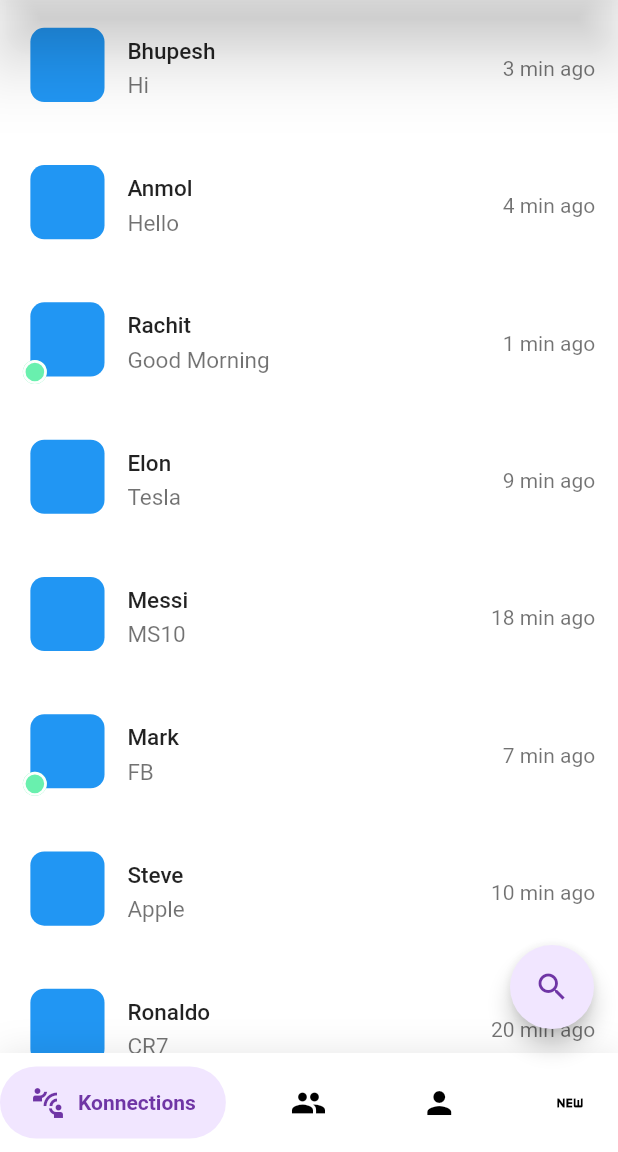
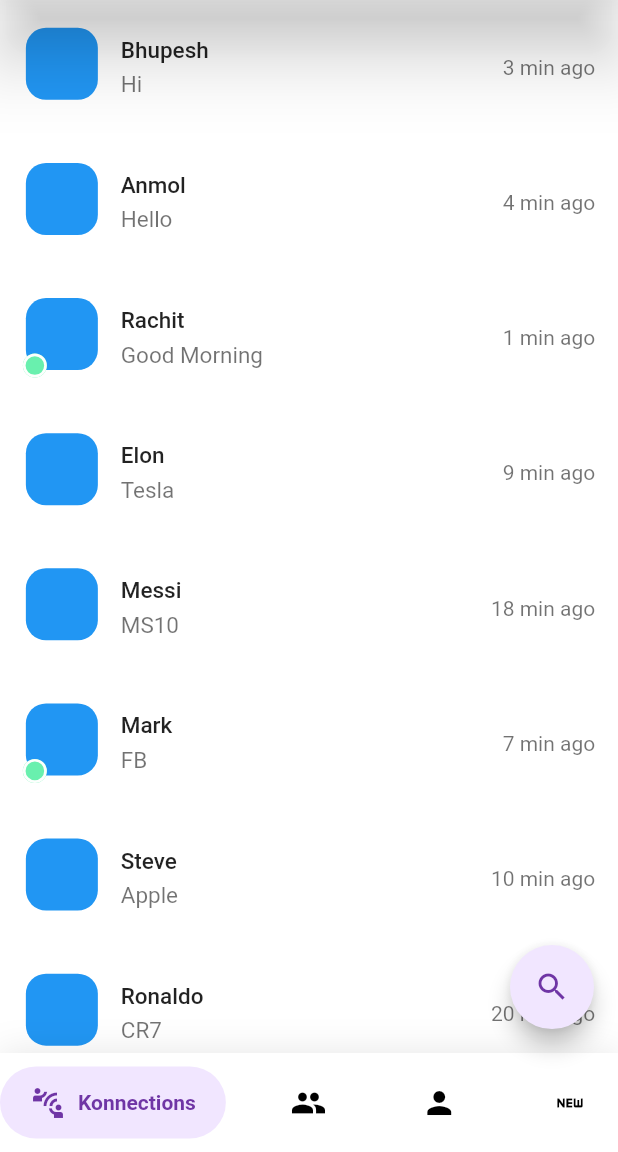
Before and after one commit to Bhupesh2001/k_on_net, a Flutter app: the screen it shows after launch, on a phone screen of 412 x 824 dp, the part 84-1236 px from its top. Run offline on Flutter 3.47's test engine with Material 2 defaults, Android fonts, the phone set to English and light mode, and no system bars; drawn by our look-alikes of google_nav_bar; our stand-ins replace animated_text_kit, cloud_firestore, firebase_auth, firebase_core, flutter_svg, fluttertoast and 1 more; accounts and stored records are empty.

```diff
--- a/lib/Screens/chatRoom/components/chat_card.dart
+++ b/lib/Screens/chatRoom/components/chat_card.dart
@@ -24,9 +24,12 @@ class ChatCard extends StatelessWidget {
           children: [
             Stack(
               children: [
-                Padding(
-                  padding: const EdgeInsets.only(left: 5.0, bottom: 5),
-                  child: ProfileImage(),
+                Hero(
+                  tag: 'profileImage',
+                  child: Padding(
+                    padding: const EdgeInsets.only(left: 2.0, bottom: 5),
+                    child: ProfileImage(),
+                  ),
                 ),
                 if (chat.isActive)
                   Positioned(
--- a/lib/Screens/components/profileImage.dart
+++ b/lib/Screens/components/profileImage.dart
@@ -3,20 +3,18 @@ import 'package:flutter/material.dart';
 class ProfileImage extends StatelessWidget {
   final Image image;
   final double edgeLength; // should be between 0 and 1
-  const ProfileImage({Key key, this.image, this.edgeLength = 0.12})
+  const ProfileImage({Key key, this.image, this.edgeLength = 48})
       : super(key: key);
   @override
   Widget build(BuildContext context) {
-    Size size = MediaQuery.of(context).size;
     return Container(
       child: image,
-      height: size.width * edgeLength,
-      width: size.width * edgeLength,
+      height: edgeLength,
+      width: edgeLength,
       decoration: BoxDecoration(
           color: Colors.blue,
           shape: BoxShape.rectangle,
-          borderRadius:
-              BorderRadius.all(Radius.circular(size.width * 0.09 / 4))),
+          borderRadius: BorderRadius.all(Radius.circular(edgeLength * 0.28))),
     );
   }
 }
```
Also changed, not shown: lib/Screens/Welcome/welcome_screen.dart (+0 -8 lines), lib/Screens/messaging/components/messagingAppBar.dart (+8 -4 lines), lib/Screens/messaging/messageScreen.dart (+6 -1 lines), lib/components/rounded_button.dart (+42 -1 lines).
